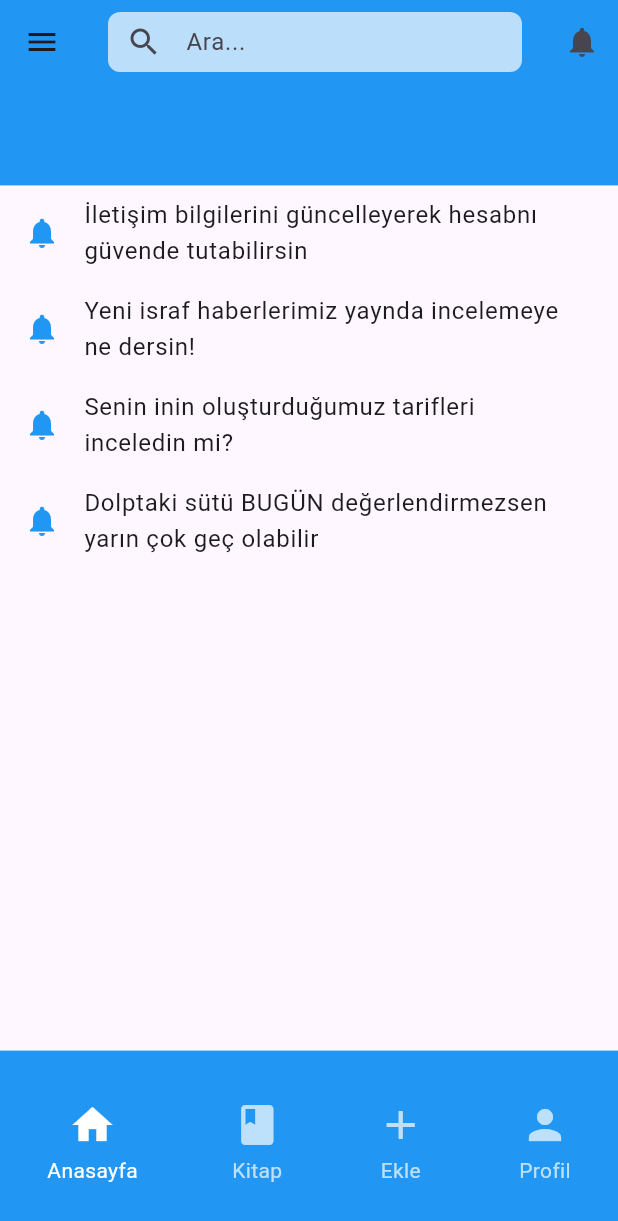
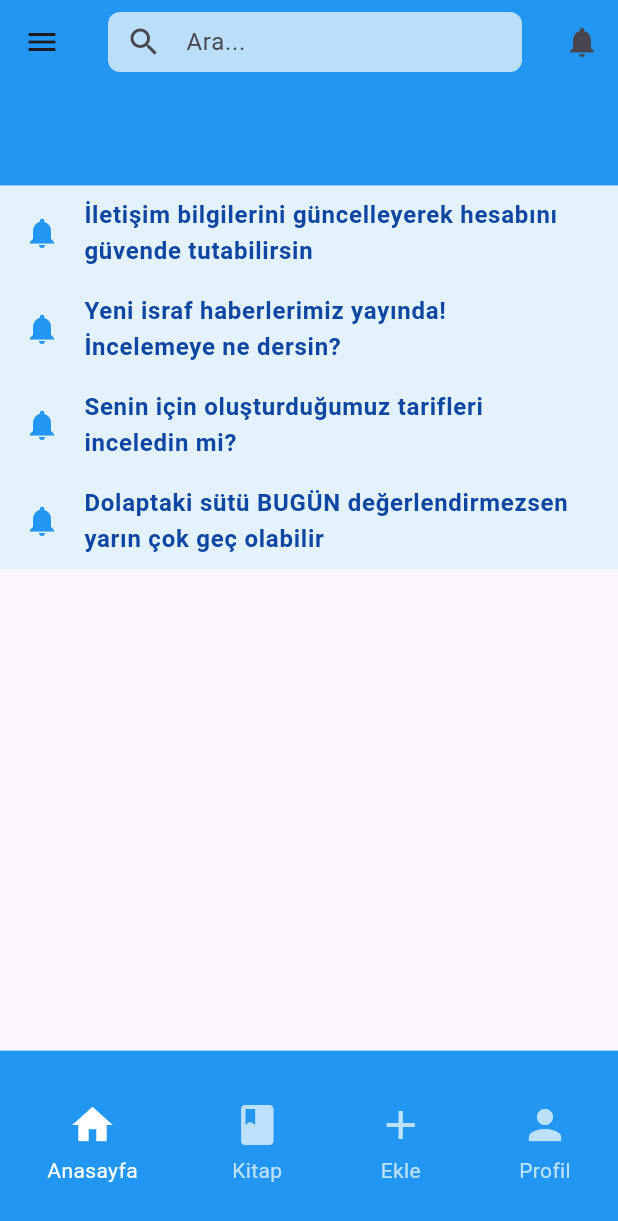
Before and after one commit to hamiyetipek/Muas, a Flutter app: the NotificationPage widget shown alone on an empty page, opened directly, on a phone screen of 412 x 824 dp. Shown: the top 1221 px of the screen. Run offline on Flutter 3.47's test engine with Material 3 defaults, Android fonts, the phone set to English and light mode, and no system bars.

```diff
--- a/benim_ilk_uygulamam/lib/screens/Notification.dart
+++ b/benim_ilk_uygulamam/lib/screens/Notification.dart
@@ -1,13 +1,27 @@
 import 'package:flutter/material.dart';
 import '../layouts/ortak.dart';
 
-class NotificationPage extends StatelessWidget {
+class NotificationPage extends StatefulWidget {
+  @override
+  _NotificationPageState createState() => _NotificationPageState();
+}
+
+class _NotificationPageState extends State<NotificationPage> {
   final List<String> notifications = [
-    "İletişim bilgilerini güncelleyerek hesabnı güvende tutabilirsin",
-    "Yeni israf haberlerimiz yaynda incelemeye ne dersin!",
-    "Senin inin oluşturduğumuz tarifleri inceledin mi?",
-    "Dolptaki sütü BUGÜN değerlendirmezsen yarın çok geç olabilir",
+    "İletişim bilgilerini güncelleyerek hesabını güvende tutabilirsin",
+    "Yeni israf haberlerimiz yayında! İncelemeye ne dersin?",
+    "Senin için oluşturduğumuz tarifleri inceledin mi?",
+    "Dolaptaki sütü BUGÜN değerlendirmezsen yarın çok geç olabilir",
   ];
+
+  // Okundu bilgilerini tutan liste
+  List<bool> isRead = [];
+
+  @override
+  void initState() {
+    super.initState();
+    isRead = List.filled(notifications.length, false);
+  }
 
   @override
   Widget build(BuildContext context) {
@@ -15,15 +29,30 @@ class NotificationPage extends StatelessWidget {
       child: ListView.builder(
         itemCount: notifications.length,
         itemBuilder: (context, index) {
-          return ListTile(
-            leading: Icon(Icons.notifications, color: Colors.blue),
-            title: Text(notifications[index]),
-            onTap: () {
-              ScaffoldMessenger.of(context).showSnackBar(
-                SnackBar(
-                    content: Text("Bildirim seçildi: ${notifications[index]}")),
-              );
-            },
+          return Container(
+            color: isRead[index] ? Colors.white : Colors.blue[50],
+            child: ListTile(
+              leading: Icon(Icons.notifications,
+                  color: isRead[index] ? Colors.grey : Colors.blue),
+              title: Text(
+                notifications[index],
+                style: TextStyle(
+                  color: isRead[index] ? Colors.black : Colors.blue[900],
+                  fontWeight:
+                      isRead[index] ? FontWeight.normal : FontWeight.bold,
+                ),
+              ),
+              onTap: () {
+                setState(() {
+                  isRead[index] = true;
+                });
+                ScaffoldMessenger.of(context).showSnackBar(
+                  SnackBar(
+                    content: Text("Bildirim seçildi: ${notifications[index]}"),
+                  ),
+                );
+              },
+            ),
           );
         },
       ),
```
Also changed, not shown: benim_ilk_uygulamam/lib/main.dart (+4 -3 lines), benim_ilk_uygulamam/lib/screens/RecipeBook.dart (added, +157 -0 lines), benim_ilk_uygulamam/lib/screens/ShoopingList.dart (added, +113 -0 lines).
